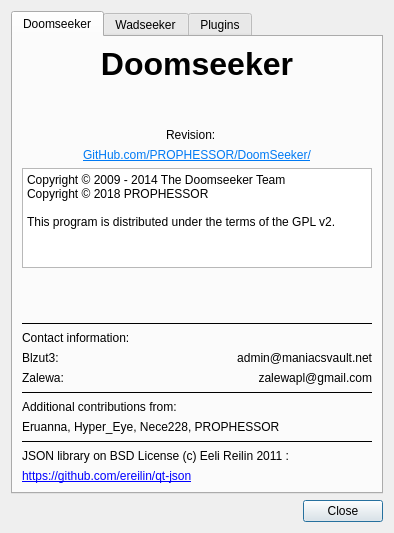
PROPHESSOR/DDCLauncher, file src/core/gui/aboutdialog.ui: the form before one commit.
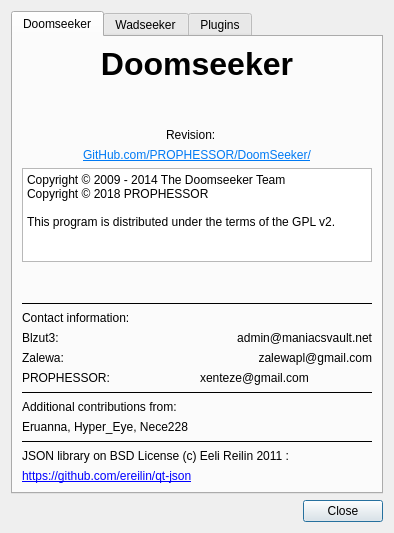
The form after the commit.

Diff of the .ui file:
```diff
--- a/src/core/gui/aboutdialog.ui
+++ b/src/core/gui/aboutdialog.ui
@@ -251,6 +251,20 @@
            </property>
           </widget>
          </item>
+         <item row="2" column="0">
+          <widget class="QLabel" name="label_14">
+           <property name="text">
+            <string>PROPHESSOR:</string>
+           </property>
+          </widget>
+         </item>
+         <item row="2" column="1">
+          <widget class="QLabel" name="label_15">
+           <property name="text">
+            <string>xenteze@gmail.com</string>
+           </property>
+          </widget>
+         </item>
         </layout>
        </item>
        <item>
@@ -276,7 +290,7 @@
        <item>
         <widget class="QLabel" name="label_5">
          <property name="text">
-          <string>Eruanna, Hyper_Eye, Nece228, PROPHESSOR</string>
+          <string>Eruanna, Hyper_Eye, Nece228</string>
          </property>
          <property name="textInteractionFlags">
           <set>Qt::LinksAccessibleByMouse|Qt::TextSelectableByMouse</set>
```
